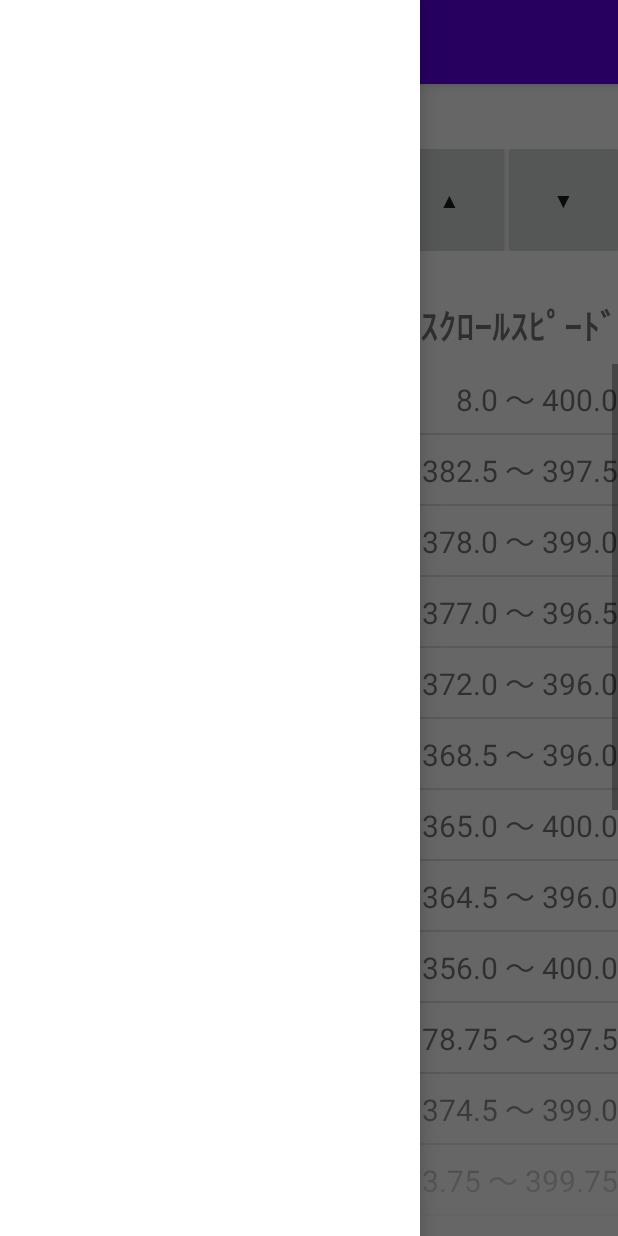
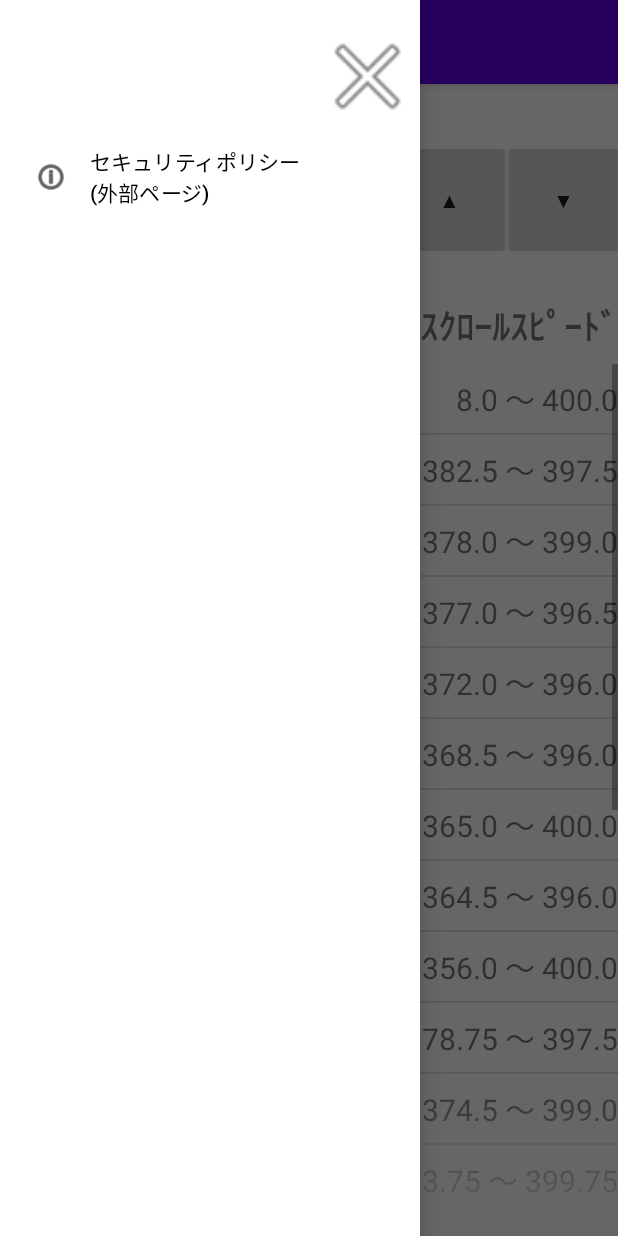
Before and after one commit to FIAS-CO/DdrScrollSpeedBoard, an Android app: the screen it shows after launch (MainActivity), with the side drawer open, on a phone screen of 412 x 824 dp. Run offline under Robolectric (Android 15) with nearby library versions, the phone set to English and light mode, and no system bars; our stand-ins replace AdMob, data binding, navigation-ui; 2 statements that could not run were skipped.

Commit message:
ナビゲーションドロワーにセキュリティポリシーと閉じるボタン(動作未実装)追加

```diff
--- a/app/src/main/java/com/fias/ddrhighspeed/MainActivity.kt
+++ b/app/src/main/java/com/fias/ddrhighspeed/MainActivity.kt
@@ -1,7 +1,8 @@
 package com.fias.ddrhighspeed
 
+import android.content.Intent
+import android.net.Uri
 import android.os.Bundle
-import android.view.LayoutInflater
 import android.view.MenuItem
 import android.view.MotionEvent
 import androidx.appcompat.app.AppCompatActivity
@@ -15,7 +16,6 @@ import androidx.navigation.fragment.NavHostFragment
 import androidx.navigation.ui.AppBarConfiguration
 import androidx.navigation.ui.onNavDestinationSelected
 import androidx.navigation.ui.setupWithNavController
-
 
 class MainActivity : AppCompatActivity() {
     private lateinit var navController: NavController
@@ -36,10 +36,6 @@ class MainActivity : AppCompatActivity() {
         val appBarConfiguration = AppBarConfiguration(navController.graph, drawerLayout)
         findViewById<Toolbar>(R.id.toolbar)
             .setupWithNavController(navController, appBarConfiguration)
-
-        navController.addOnDestinationChangedListener { _, destination, _ ->
-        }
-//        setupActionBarWithNavController(navController)
     }
 
     override fun dispatchTouchEvent(ev: MotionEvent?): Boolean {
@@ -56,4 +52,28 @@ class MainActivity : AppCompatActivity() {
         return item.onNavDestinationSelected(navController) || super.onOptionsItemSelected(item)
     }
 
+    // TODO Drawer 関連だけ別クラスにできる？
+    fun onDrawerItemSelected(item: MenuItem) {
+        when (item.itemId) {
+            R.id.security_policy -> openPrivacyPolicyPage()
+            R.id.close_drawer -> {
+                // TODO drawer 閉じる？必要？
+            }
+            else -> {}
+        }
+    }
+
+    private fun openPrivacyPolicyPage() {
+        val webpage: Uri = Uri.parse(URL)
+        val intent = Intent(Intent.ACTION_VIEW, webpage)
+        if (intent.resolveActivity(packageManager) != null) {
+            startActivity(intent)
+        }
+    }
+
+    companion object {
+        const val URL = "https://fia1988.github.io/PrivacyPolicy"
+    }
+
+
 }
--- a/app/src/main/res/layout/activity_main.xml
+++ b/app/src/main/res/layout/activity_main.xml
@@ -44,14 +44,14 @@
                     android:elevation="4dp"
                     android:minHeight="?attr/actionBarSize"
                     android:theme="?attr/actionBarTheme"
+                    app:layout_constraintBottom_toTopOf="@id/nav_host_fragment"
+                    app:layout_constraintEnd_toEndOf="parent"
+                    app:layout_constraintStart_toStartOf="parent"
+                    app:layout_constraintTop_toTopOf="parent"
                     app:popupTheme="@style/ThemeOverlay.AppCompat.Light"
                     app:theme="@style/ThemeOverlay.AppCompat.ActionBar"
                     app:title="@string/app_name"
-                    app:titleTextColor="@color/black"
-                    app:layout_constraintTop_toTopOf="parent"
-                    app:layout_constraintBottom_toTopOf="@id/nav_host_fragment"
-                    app:layout_constraintStart_toStartOf="parent"
-                    app:layout_constraintEnd_toEndOf="parent"/>
+                    app:titleTextColor="@color/black" />
 
                 <!--  Task:Fragmentのために必要  -->
                 <androidx.fragment.app.FragmentContainerView
@@ -62,20 +62,24 @@
                     android:fitsSystemWindows="true"
                     android:label="Page title"
                     app:defaultNavHost="true"
-                    app:navGraph="@navigation/nav_graph"
+                    app:layout_constraintBottom_toBottomOf="parent"
+                    app:layout_constraintEnd_toEndOf="parent"
+                    app:layout_constraintStart_toStartOf="parent"
                     app:layout_constraintTop_toBottomOf="@id/toolbar"
-                    app:layout_constraintBottom_toBottomOf="parent"
-                    app:layout_constraintStart_toStartOf="parent"
-                    app:layout_constraintEnd_toEndOf="parent"/>
+                    app:navGraph="@navigation/nav_graph" />
             </androidx.constraintlayout.widget.ConstraintLayout>
         </FrameLayout>
+
         <!-- Container for contents of drawer - use NavigationView to make configuration easier -->
         <com.google.android.material.navigation.NavigationView
             android:id="@+id/nav_view"
             android:layout_width="wrap_content"
             android:layout_height="match_parent"
             android:layout_gravity="start"
-            android:fitsSystemWindows="true" />
+            android:fitsSystemWindows="true"
+            app:headerLayout="@layout/navigation_drawer_header"
+            app:itemMaxLines="2"
+            app:menu="@menu/navigation_drawer_menu" />
 
 
     </androidx.drawerlayout.widget.DrawerLayout>
--- /dev/null
+++ b/app/src/main/res/layout/navigation_drawer_header.xml
@@ -0,0 +1,16 @@
+<?xml version="1.0" encoding="utf-8"?>
+<androidx.constraintlayout.widget.ConstraintLayout xmlns:android="http://schemas.android.com/apk/res/android"
+    xmlns:app="http://schemas.android.com/apk/res-auto"
+    android:layout_width="match_parent"
+    android:layout_height="match_parent">
+
+    <ImageView
+        android:id="@+id/close_drawer"
+        android:layout_width="70dp"
+        android:layout_height="70dp"
+        android:layout_marginTop="16dp"
+        app:layout_constraintEnd_toEndOf="parent"
+        app:layout_constraintTop_toTopOf="parent"
+        app:srcCompat="@android:drawable/ic_menu_close_clear_cancel" />
+
+</androidx.constraintlayout.widget.ConstraintLayout>
--- /dev/null
+++ b/app/src/main/res/menu/navigation_drawer_menu.xml
@@ -0,0 +1,10 @@
+<?xml version="1.0" encoding="utf-8"?>
+<menu xmlns:android="http://schemas.android.com/apk/res/android">
+
+    <item
+        android:id="@+id/security_policy"
+        android:icon="@android:drawable/ic_menu_info_details"
+        android:onClick="onDrawerItemSelected"
+        android:title="セキュリティポリシー\n(外部ページ)" />
+
+</menu>
```
